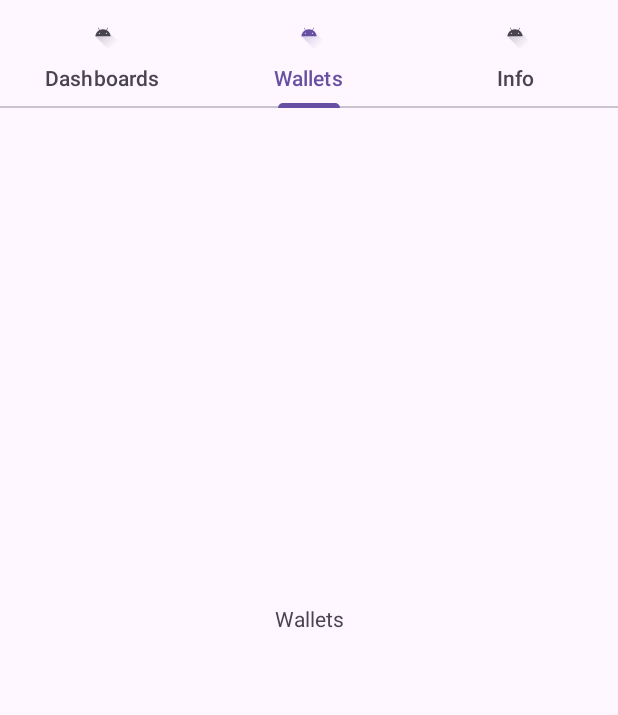
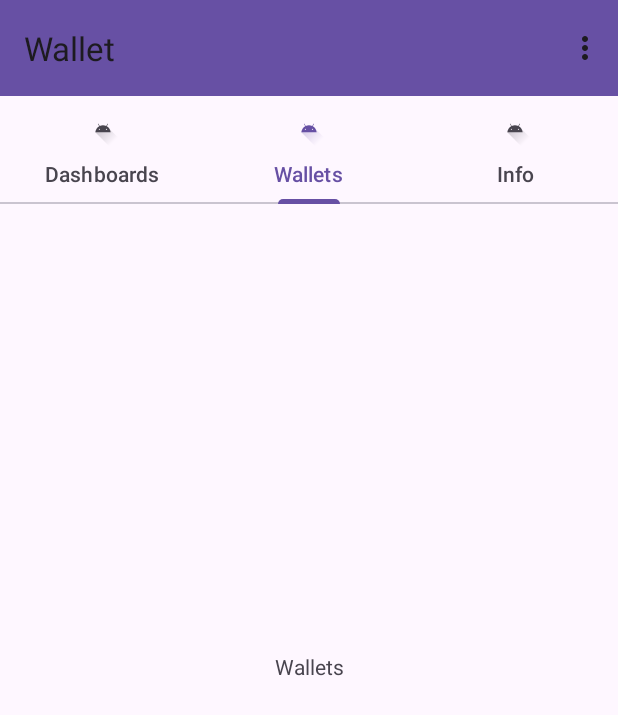
Before and after one commit to gcastellini/wallet-app, an Android app: the HomeActivity screen opened directly, with no data from a screen before it, tab 2 chosen, on a phone screen of 412 x 824 dp. Shown: the top 715 px of the screen. Run offline under Robolectric (Android 15) with nearby library versions, the phone set to English and light mode, and no system bars.

Commit message:
add menu action

```diff
--- a/app/src/main/java/com/example/wallet/activities/HomeActivity.java
+++ b/app/src/main/java/com/example/wallet/activities/HomeActivity.java
@@ -2,9 +2,14 @@ package com.example.wallet.activities;
 
 import androidx.annotation.NonNull;
 import androidx.appcompat.app.AppCompatActivity;
+import androidx.appcompat.widget.Toolbar;
 import androidx.viewpager2.widget.ViewPager2;
 
+import android.content.Intent;
 import android.os.Bundle;
+import android.view.Menu;
+import android.view.MenuInflater;
+import android.view.MenuItem;
 
 import com.example.wallet.R;
 import com.example.wallet.adapters.MyPagerAdapter;
@@ -15,15 +20,40 @@ public class HomeActivity extends AppCompatActivity {
 
     private final String [] data ={"Dashboards","Wallets","Info"};
 
+    private MenuItem item;
+
+
+
+
+    @Override
+    public boolean onCreateOptionsMenu(Menu menu) {
+        new MenuInflater(this).inflate(R.menu.list,menu);
+        item = menu.findItem(R.id.add_wallet);
+        return super.onCreateOptionsMenu(menu);
+    }
+    @Override
+    public boolean onOptionsItemSelected(@NonNull MenuItem item){
+        Intent intent = new Intent(this, LoginActivity.class);
+        startActivity(intent);
+        return super.onOptionsItemSelected(item);
+    }
+
+
+
     @Override
     protected void onCreate(Bundle savedInstanceState) {
         super.onCreate(savedInstanceState);
         setContentView(R.layout.activity_home);
 
+        Toolbar toolbar = findViewById(R.id.toolbar);
+        setSupportActionBar(toolbar);
+
         ViewPager2 viewPager = findViewById(R.id.pager);
         viewPager.setAdapter(
                 new MyPagerAdapter(this)
         );
+
+
 
         TabLayout tabsLayout= findViewById(R.id.tab_layout);
         new TabLayoutMediator(
@@ -39,7 +69,24 @@ public class HomeActivity extends AppCompatActivity {
 
         ).attach();
 
+        tabsLayout.addOnTabSelectedListener(new TabLayout.OnTabSelectedListener() {
+            @Override
+            public void onTabSelected(TabLayout.Tab tab) {
+                item.setVisible(tab.getPosition() == 1);
+            }
+
+            @Override
+            public void onTabUnselected(TabLayout.Tab tab) {
+
+            }
+
+            @Override
+            public void onTabReselected(TabLayout.Tab tab) {
+            }
+        });
+
 
 
         }
+
 }
--- a/app/src/main/res/layout/activity_home.xml
+++ b/app/src/main/res/layout/activity_home.xml
@@ -6,16 +6,26 @@
     android:layout_width="match_parent"
     android:layout_height="match_parent">
 
+
+    <androidx.appcompat.widget.Toolbar
+        android:id="@+id/toolbar"
+        android:layout_width="match_parent"
+        android:layout_height="wrap_content"
+        android:background="?attr/colorPrimary"
+        android:minHeight="?attr/actionBarSize"
+        android:theme="?attr/actionBarTheme"
+        app:layout_constraintEnd_toStartOf="parent"
+        app:layout_constraintStart_toStartOf="parent"
+        app:layout_constraintTop_toTopOf="parent" />
+
     <androidx.viewpager2.widget.ViewPager2
         android:id="@+id/pager"
-        android:layout_width="match_parent"
-        android:layout_height="match_parent"
+        android:layout_width="410dp"
+        android:layout_height="684dp"
         app:layout_constraintBottom_toBottomOf="parent"
         app:layout_constraintEnd_toEndOf="parent"
-        app:layout_constraintHorizontal_bias="0.0"
         app:layout_constraintStart_toStartOf="parent"
-        app:layout_constraintTop_toTopOf="parent"
-        app:layout_constraintVertical_bias="1.0">
+        app:layout_constraintTop_toBottomOf="@+id/toolbar">
 
     </androidx.viewpager2.widget.ViewPager2>
 
@@ -25,7 +35,7 @@
         android:layout_height="wrap_content"
         app:layout_constraintEnd_toEndOf="parent"
         app:layout_constraintStart_toStartOf="parent"
-        app:layout_constraintTop_toTopOf="parent">
+        app:layout_constraintTop_toBottomOf="@+id/toolbar">
 
         <com.google.android.material.tabs.TabItem
             android:layout_width="wrap_content"
@@ -43,4 +53,5 @@
             android:text="Wednesday" />
     </com.google.android.material.tabs.TabLayout>
 
+
 </androidx.constraintlayout.widget.ConstraintLayout>
--- /dev/null
+++ b/app/src/main/res/menu/list.xml
@@ -0,0 +1,9 @@
+<?xml version="1.0" encoding="utf-8"?>
+<menu xmlns:app="http://schemas.android.com/apk/res-auto"
+    xmlns:android="http://schemas.android.com/apk/res/android">
+    <item
+        android:id="@+id/add_wallet"
+        android:title="@string/add_wallet"
+        app:showAsAction="ifRoom|withText"
+        android:visible="false"/>
+</menu>
--- a/app/src/main/res/values/strings.xml
+++ b/app/src/main/res/values/strings.xml
@@ -2,4 +2,5 @@
     <string name="app_name">Wallet</string>
     <!-- TODO: Remove or change this placeholder text -->
     <string name="hello_blank_fragment">Hello blank fragment</string>
+    <string name="add_wallet">Add Wallet</string>
 </resources>
```
